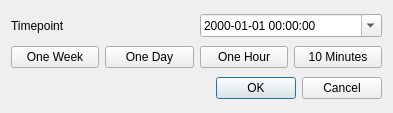
Old version of the form src/pythonGui/karabogui/dialogs/conftime.ui in the repository European-XFEL/Karabo.
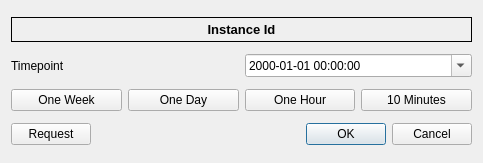
New version of the form.

Commit message: GUI: Configuration dialog from time enhanced

Diff of the .ui file:
```diff
--- a/src/pythonGui/karabogui/dialogs/conftime.ui
+++ b/src/pythonGui/karabogui/dialogs/conftime.ui
@@ -6,15 +6,71 @@
    <rect>
     <x>0</x>
     <y>0</y>
-    <width>393</width>
-    <height>113</height>
+    <width>483</width>
+    <height>163</height>
    </rect>
   </property>
   <property name="windowTitle">
    <string>Configuration Timepoint</string>
   </property>
-  <layout class="QGridLayout" name="gridLayout">
-   <item row="4" column="0" colspan="2">
+  <layout class="QVBoxLayout" name="verticalLayout">
+   <item>
+    <widget class="QLabel" name="ui_instance_id">
+     <property name="minimumSize">
+      <size>
+       <width>0</width>
+       <height>0</height>
+      </size>
+     </property>
+     <property name="maximumSize">
+      <size>
+       <width>16777215</width>
+       <height>25</height>
+      </size>
+     </property>
+     <property name="font">
+      <font>
+       <pointsize>10</pointsize>
+       <weight>75</weight>
+       <bold>true</bold>
+      </font>
+     </property>
+     <property name="frameShape">
+      <enum>QFrame::Box</enum>
+     </property>
+     <property name="text">
+      <string>Instance Id</string>
+     </property>
+     <property name="alignment">
+      <set>Qt::AlignCenter</set>
+     </property>
+    </widget>
+   </item>
+   <item>
+    <layout class="QHBoxLayout" name="horizontalLayout_3">
+     <item>
+      <widget class="QLabel" name="timepoint_label">
+       <property name="text">
+        <string>Timepoint</string>
+       </property>
+      </widget>
+     </item>
+     <item>
+      <widget class="QDateTimeEdit" name="ui_timepoint">
+       <property name="currentSection">
+        <enum>QDateTimeEdit::YearSection</enum>
+       </property>
+       <property name="displayFormat">
+        <string>yyyy-MM-dd hh:mm:ss</string>
+       </property>
+       <property name="calendarPopup">
+        <bool>true</bool>
+       </property>
+      </widget>
+     </item>
+    </layout>
+   </item>
+   <item>
     <layout class="QHBoxLayout" name="horizontalLayout">
      <item>
       <widget class="QPushButton" name="ui_one_week">
@@ -46,14 +102,16 @@
      </item>
     </layout>
    </item>
-   <item row="0" column="0">
-    <widget class="QLabel" name="timepoint_label">
+   <item>
+    <layout class="QHBoxLayout" name="horizontalLayout_2">
+     <item>
+      <widget class="QPushButton" name="ui_request">
      <property name="text">
-      <string>Timepoint</string>
+        <string>Request</string>
      </property>
     </widget>
    </item>
-   <item row="5" column="0" colspan="2">
+     <item>
     <widget class="QDialogButtonBox" name="buttonBox">
      <property name="orientation">
       <enum>Qt::Horizontal</enum>
@@ -63,18 +121,7 @@
      </property>
     </widget>
    </item>
-   <item row="0" column="1">
-    <widget class="QDateTimeEdit" name="ui_timepoint">
-     <property name="currentSection">
-      <enum>QDateTimeEdit::YearSection</enum>
-     </property>
-     <property name="displayFormat">
-      <string>yyyy-MM-dd hh:mm:ss</string>
-     </property>
-     <property name="calendarPopup">
-      <bool>true</bool>
-     </property>
-    </widget>
+    </layout>
    </item>
   </layout>
  </widget>
```
Left out of the diff: 2 changed lines with no effect on the pictures. Lines whose indentation alone changed are shown as unchanged. The commit also changes 3 other files.
